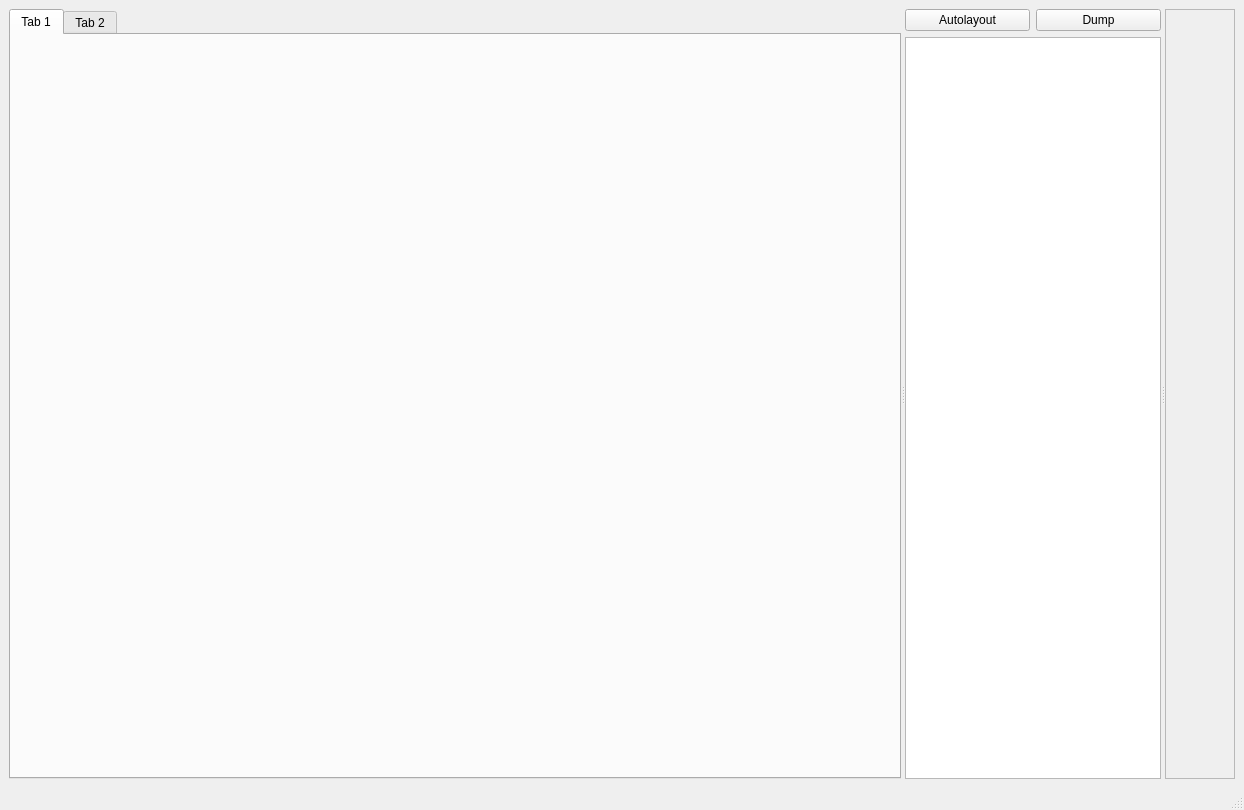
Before: the Qt Designer form graph/assets/main.ui in AU-ExoMars/PCOT, drawn with Qt 5.
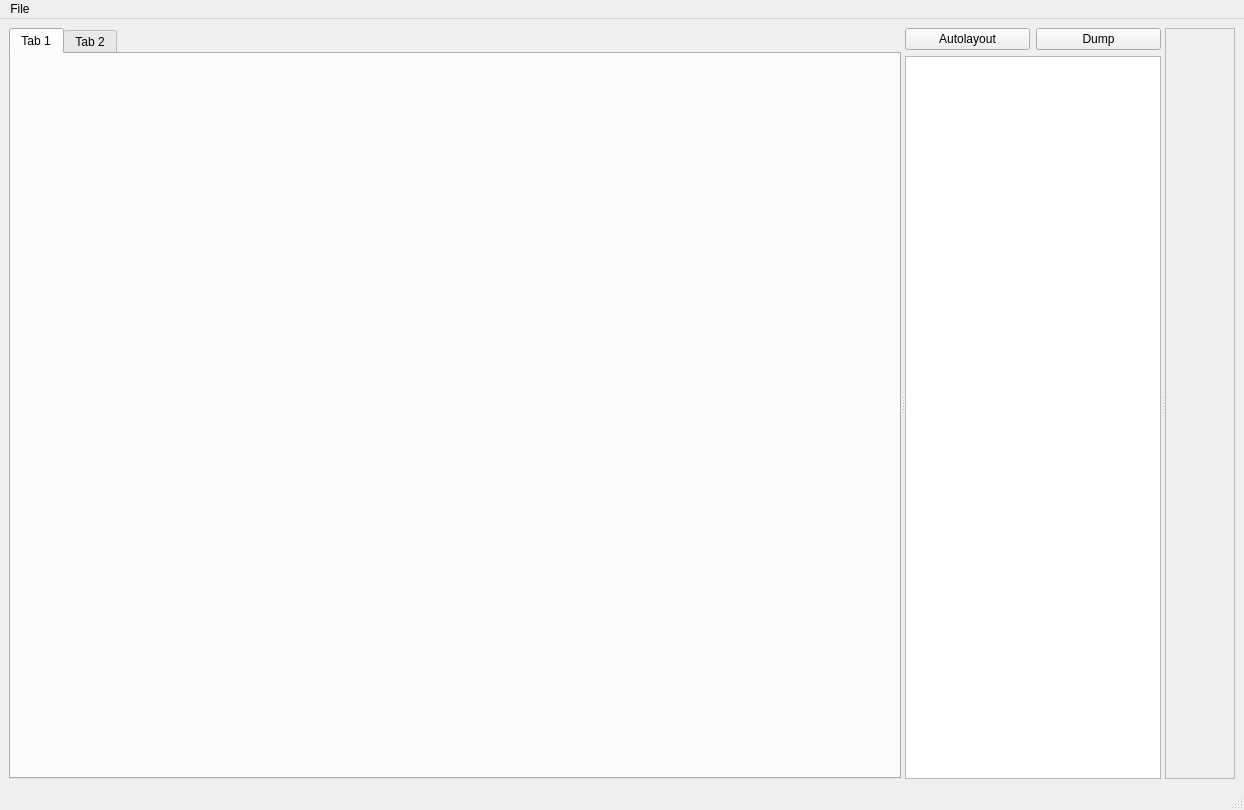
After: the same form once the commit is applied. Custom widgets are drawn as their Qt base class.

```diff
--- a/graph/assets/main.ui
+++ b/graph/assets/main.ui
@@ -137,6 +137,14 @@
      <height>20</height>
     </rect>
    </property>
+   <widget class="QMenu" name="menuFile">
+    <property name="title">
+     <string>File</string>
+    </property>
+    <addaction name="actionSave"/>
+    <addaction name="actionLoad"/>
+   </widget>
+   <addaction name="menuFile"/>
   </widget>
   <widget class="QStatusBar" name="statusbar"/>
  </widget>
```
Left out of the diff: 14 changed lines with no effect on the pictures.
